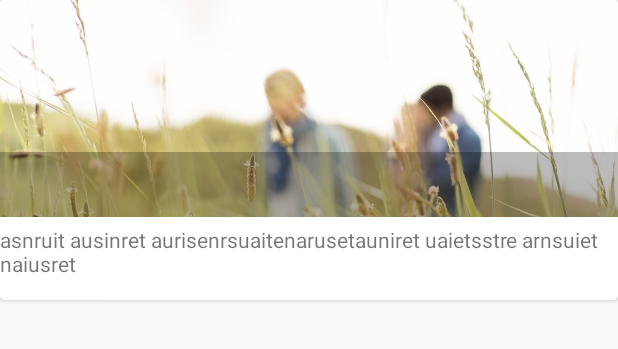
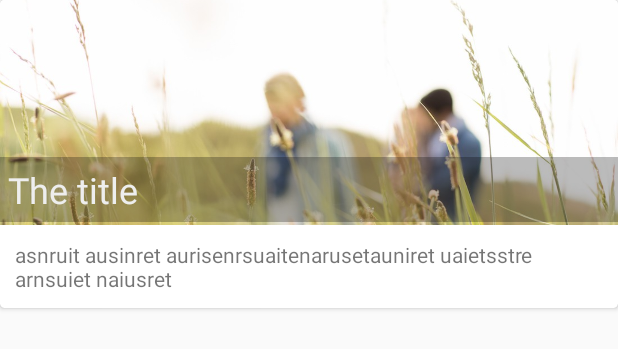
Before and after one commit to xylome/trainingProject, an Android app: the layout activity_home_group.xml on its own in the app's theme, with its tools: preview values and no code run, on a phone screen of 412 x 824 dp. Shown: the top 349 px of the screen. Run offline under Robolectric (Android 15) with nearby library versions, the phone set to English and light mode, and no system bars.

Commit message:
Cardviews look cool.

```diff
--- a/app/src/main/res/layout/activity_home_group.xml
+++ b/app/src/main/res/layout/activity_home_group.xml
@@ -8,7 +8,7 @@
         android:id="@+id/card_view"
         android:layout_gravity="center"
         android:layout_width="match_parent"
-        android:layout_height="200dp"
+        android:layout_height="wrap_content"
         card_view:cardCornerRadius="3dp"
         android:layout_marginBottom="7dp"
         >
@@ -19,11 +19,7 @@
             <RelativeLayout
                 android:layout_width="match_parent"
                 android:layout_height="150dp"
-                android:gravity="bottom"
-                android:paddingBottom="5dp">
-                <RelativeLayout
-                    android:layout_width="match_parent"
-                    android:layout_height="match_parent">
+                android:gravity="bottom">
                     <ImageView
                         android:layout_width="match_parent"
                         android:layout_height="150dp"
@@ -34,22 +30,21 @@
                         android:layout_width="match_parent"
                         android:layout_height="wrap_content"
                         android:layout_alignParentBottom="true"
+                        android:layout_marginBottom="2dp"
                         android:background="@color/cardview_back_title_background">
                         <TextView
                             android:id="@+id/home_group_name"
                             android:layout_width="wrap_content"
                             android:layout_height="wrap_content"
                             style="@style/TitleCard"
+                            android:text="The title"
                             />
                     </LinearLayout>
-                </RelativeLayout>
-
-
             </RelativeLayout>
-
             <TextView
                 android:layout_width="wrap_content"
                 android:layout_height="wrap_content"
+                android:padding="10dp"
                 android:text="asnruit ausinret aurisenrsuaitenarusetauniret uaietsstre arnsuiet naiusret"/>
         </LinearLayout>
 
```
